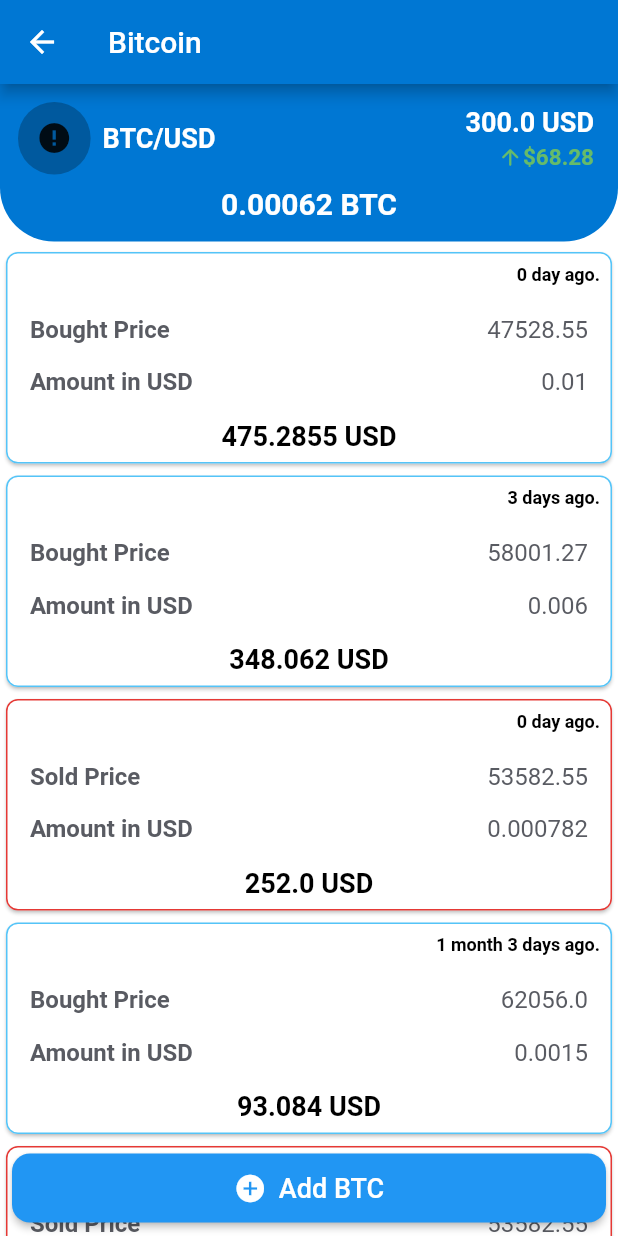
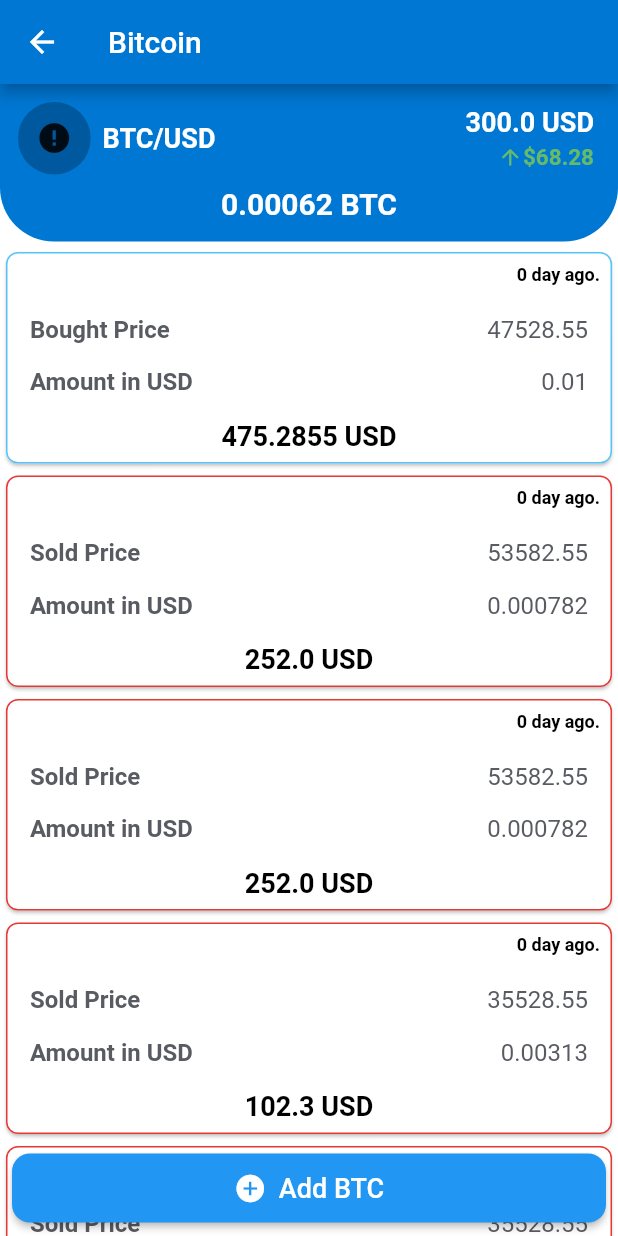
Before and after one commit to MrNtlu/Asset-Manager-Flutter, a Flutter app: the screen it shows after launch, after a tap on "Sign In", after a tap on "BTC", on a phone screen of 412 x 824 dp. Run offline on Flutter 3.47's test engine with Material 2 defaults, Android fonts, the phone set to English and light mode, and no system bars; drawn by our look-alikes of flutter_slidable; our stand-ins replace auto_size_text, fl_chart, settings_ui; missing offline and left inert: desktop_window, shared_preferences_web; network calls fail.

Commit message:
MultiProvider added. AssetLogs provider implemented. AssetLog delete dialog check added.

```diff
--- a/lib/content/models/responses/asset.dart
+++ b/lib/content/models/responses/asset.dart
@@ -4,7 +4,8 @@ import 'package:fl_chart/fl_chart.dart';
 import 'package:flutter/material.dart';
 
 class AssetLog {
-  final double value;
+  final String id;
+  double value;
   final String toAsset;
   final String fromAsset;
   final String type;
@@ -13,8 +14,8 @@ class AssetLog {
   final double? soldPrice;
   final DateTime createdAt;
 
-  const AssetLog(
-    this.value, this.toAsset, this.fromAsset,
+  AssetLog(
+    this.id, this.value, this.toAsset, this.fromAsset,
     this.type, this.amount, this.createdAt,
     {this.boughtPrice, this.soldPrice}
   );
--- a/lib/content/pages/portfolio/investment_details_page.dart
+++ b/lib/content/pages/portfolio/investment_details_page.dart
@@ -1,10 +1,14 @@
+import 'dart:math';
+
 import 'package:asset_flutter/common/widgets/add_elevated_button.dart';
 import 'package:asset_flutter/content/models/responses/asset.dart';
 import 'package:asset_flutter/content/pages/portfolio/portfolio_page.dart';
+import 'package:asset_flutter/content/providers/assets.dart';
 import 'package:asset_flutter/content/widgets/portfolio/id_log_list.dart';
 import 'package:asset_flutter/content/widgets/portfolio/id_top_bar.dart';
 import 'package:asset_flutter/static/colors.dart';
 import 'package:flutter/material.dart';
+import 'package:provider/provider.dart';
 
 class InvestmentDetailsPage extends StatelessWidget {
   final AssetDetails _data;
@@ -33,11 +37,12 @@ class InvestmentDetailsPage extends StatelessWidget {
           children: [
             //TODO: Pagination
             //TODO: https://www.youtube.com/c/JohannesMilke/search?query=pagination
-            InvestmentDetailsLogList(appBar.preferredSize.height),
+            InvestmentDetailsLogList(appBar.preferredSize.height, Provider.of<AssetLogs>(context).items),
             InvestmentDetailsTopBar(_data, image),
             Container(
               alignment: Alignment.bottomCenter,
               child: AddElevatedButton(('Add ' + _data.toAsset), () {
+                Provider.of<AssetLogs>(context, listen: false).addAssetLog(AssetLog(Random().toString(), 100, "BTC", "USD", "buy", 0.1, DateTime.now(), boughtPrice: 44105.21));
                 print('Add ' + _data.toAsset);
               },
               edgeInsets: const EdgeInsets.only(left: 8, right: 8, bottom: 8)),
--- a/lib/content/pages/portfolio/portfolio_page.dart
+++ b/lib/content/pages/portfolio/portfolio_page.dart
@@ -6,7 +6,6 @@ import 'package:asset_flutter/content/models/responses/subscription.dart';
 import 'package:asset_flutter/content/widgets/portfolio/investment_list.dart';
 import 'package:asset_flutter/content/widgets/portfolio/portfolio.dart';
 import 'package:asset_flutter/content/widgets/portfolio/stats.dart';
-import 'package:asset_flutter/static/colors.dart';
 import 'package:flutter/material.dart';
 import 'package:flutter/services.dart';
 
@@ -110,19 +109,6 @@ class TestData {
 
   static AssetStats testAssetStatsData = AssetStats("GBP", 130, 45, 120, 536.28, 102.4, 756.46, 42202.7, -66542.5, -125324.6, -150684.46, 17.5, 67.66, 14.84);
 
-  static List<AssetLog> testInvestLogData = [
-    AssetLog(475.2855, "BTC", "USD", "buy", 0.01, DateTime.now(), boughtPrice: 47528.55),
-    AssetLog(348.062, "BTC", "USD", "buy", 0.006, DateTime.now().subtract(const Duration(days: 3)), boughtPrice: 58001.27),
-    AssetLog(252, "BTC", "USD", "sell", 0.000782, DateTime.now(), soldPrice: 53582.55),
-    AssetLog(93.084, "BTC", "USD", "buy", 0.0015, DateTime.now().subtract(const Duration(days: 33)), boughtPrice: 62056),
-    AssetLog(252, "BTC", "USD", "sell", 0.000782, DateTime.now(), soldPrice: 53582.55),
-    AssetLog(102.3, "BTC", "USD", "sell", 0.00313, DateTime.now(), soldPrice: 35528.55),
-    AssetLog(93.084, "BTC", "USD", "buy", 0.0015, DateTime.now().subtract(const Duration(days: 67)), boughtPrice: 62056),
-    AssetLog(102.3, "BTC", "USD", "sell", 0.00313, DateTime.now(), soldPrice: 35528.55),
-    AssetLog(93.084, "BTC", "USD", "buy", 0.0015, DateTime.now().subtract(const Duration(days: 395)), boughtPrice: 62056),
-    AssetLog(102.3, "BTC", "USD", "sell", 0.00313, DateTime.now().subtract(const Duration(days: 462)), soldPrice: 35528.55),
-  ];
-
   static String stockImage(String symbol) {
     return "https://storage.googleapis.com/iex/api/logos/${symbol.toUpperCase()}.png";
   }
--- a/lib/content/providers/assets.dart
+++ b/lib/content/providers/assets.dart
@@ -2,14 +2,36 @@ import 'package:asset_flutter/content/models/responses/asset.dart';
 import 'package:flutter/material.dart';
 
 class AssetLogs with ChangeNotifier {
-  final List<AssetLog> _items = [];
+  final List<AssetLog> _items = [
+    AssetLog('1', 475.2855, "BTC", "USD", "buy", 0.01, DateTime.now(), boughtPrice: 47528.55),
+    AssetLog('2', 348.062, "BTC", "USD", "buy", 0.006, DateTime.now().subtract(const Duration(days: 3)), boughtPrice: 58001.27),
+    AssetLog('3', 252, "BTC", "USD", "sell", 0.000782, DateTime.now(), soldPrice: 53582.55),
+    AssetLog('4', 93.084, "BTC", "USD", "buy", 0.0015, DateTime.now().subtract(const Duration(days: 33)), boughtPrice: 62056),
+    AssetLog('5', 252, "BTC", "USD", "sell", 0.000782, DateTime.now(), soldPrice: 53582.55),
+    AssetLog('6', 102.3, "BTC", "USD", "sell", 0.00313, DateTime.now(), soldPrice: 35528.55),
+    AssetLog('7', 93.084, "BTC", "USD", "buy", 0.0015, DateTime.now().subtract(const Duration(days: 67)), boughtPrice: 62056),
+    AssetLog('8', 102.3, "BTC", "USD", "sell", 0.00313, DateTime.now(), soldPrice: 35528.55),
+    AssetLog('9', 93.084, "BTC", "USD", "buy", 0.0015, DateTime.now().subtract(const Duration(days: 395)), boughtPrice: 62056),
+    AssetLog('10', 102.3, "BTC", "USD", "sell", 0.00313, DateTime.now().subtract(const Duration(days: 462)), soldPrice: 35528.55),
+  ];
 
   List<AssetLog> get items {
-    return [...items];
+    _items.sort((a, b) => b.createdAt.compareTo(a.createdAt));
+    return [..._items];
   }
 
   void addAssetLog(AssetLog value) {
     _items.add(value);
     notifyListeners();
   }
+
+  void deleteAssetLog(String id) {
+    _items.removeWhere((element) => element.id == id);
+    notifyListeners();
+  }
+
+  void editAssetLog(AssetLog assetLog) {
+    _items[_items.indexWhere((element) => element.id == assetLog.id)] = assetLog;
+    notifyListeners();
+  }
 }
--- a/lib/content/widgets/portfolio/id_log_list.dart
+++ b/lib/content/widgets/portfolio/id_log_list.dart
@@ -1,12 +1,12 @@
-import 'package:asset_flutter/content/pages/portfolio/portfolio_page.dart';
+import 'package:asset_flutter/content/models/responses/asset.dart';
 import 'package:asset_flutter/content/widgets/portfolio/id_list_cell.dart';
 import 'package:flutter/material.dart';
 
 class InvestmentDetailsLogList extends StatelessWidget {
   final double _appBarHeight;
+  final List<AssetLog> assetLogs;
 
-  const InvestmentDetailsLogList(this._appBarHeight, {Key? key}) : super(key: key);
-  //TODO: https://www.udemy.com/course/learn-flutter-dart-to-build-ios-android-apps/learn/lecture/15100258#questions
+  const InvestmentDetailsLogList(this._appBarHeight, this.assetLogs, {Key? key}) : super(key: key);
   @override
   Widget build(BuildContext context) {
     return SizedBox(
@@ -18,15 +18,15 @@ class InvestmentDetailsLogList extends StatelessWidget {
         itemBuilder: (context, index) {
           if (index == 0) {
             return const SizedBox(height: 100);
-          } else if (index == TestData.testInvestLogData.length + 1){
+          } else if (index == assetLogs.length + 1){
             return const SizedBox(height: 65);
           }
 
-          final data = TestData.testInvestLogData[index - 1];
+          final data = assetLogs[index - 1];
 
           return InvestmentDetailsListCell(data);
         },
-        itemCount: TestData.testInvestLogData.length + 2,
+        itemCount: assetLogs.length + 2,
         padding: const EdgeInsets.only(top: 4),
         physics: const ClampingScrollPhysics(),
         shrinkWrap: true,
--- a/lib/content/widgets/subscription/cb_info_card.dart
+++ b/lib/content/widgets/subscription/cb_info_card.dart
@@ -1,5 +1,4 @@
 import 'package:asset_flutter/content/models/responses/subscription.dart';
-import 'package:asset_flutter/content/pages/portfolio/portfolio_page.dart';
 import 'package:asset_flutter/content/widgets/subscription/cb_container.dart';
 import 'package:asset_flutter/content/widgets/subscription/cb_info_text.dart';
 import 'package:asset_flutter/static/colors.dart';
--- a/lib/main.dart
+++ b/lib/main.dart
@@ -2,6 +2,7 @@ import 'dart:io';
 
 import 'package:asset_flutter/auth/pages/login_page.dart';
 import 'package:asset_flutter/auth/pages/register_page.dart';
+import 'package:asset_flutter/content/providers/assets.dart';
 import 'package:asset_flutter/content/providers/subscriptions.dart';
 import 'package:flutter/material.dart';
 import 'package:desktop_window/desktop_window.dart';
@@ -28,8 +29,15 @@ class MyApp extends StatelessWidget {
   Widget build(BuildContext context) {
     final routeArgs = ModalRoute.of(context)?.settings.arguments as Map<String, String>?;
 
-    return ChangeNotifierProvider(
-      create: ((context) => Subscriptions()),
+    return MultiProvider(
+      providers: [
+        ChangeNotifierProvider.value(
+          value: Subscriptions()
+        ),
+        ChangeNotifierProvider.value(
+          value: AssetLogs()
+        )
+      ],
       child: MaterialApp(
         title: 'Wealth Manager',
         theme: ThemeData(
```
Also changed, not shown: lib/content/widgets/portfolio/id_list_cell.dart (+28 -2 lines).
